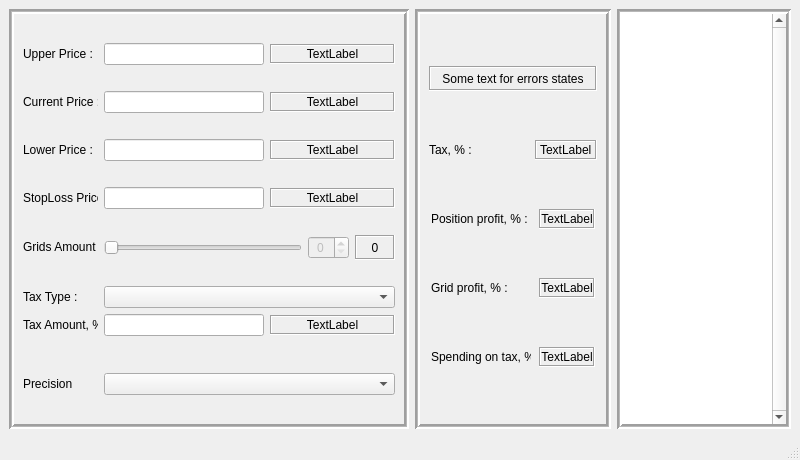
Above: mainwindow.ui from qrlik/gridExchangeCalculator before the change. Below: the same form after it.
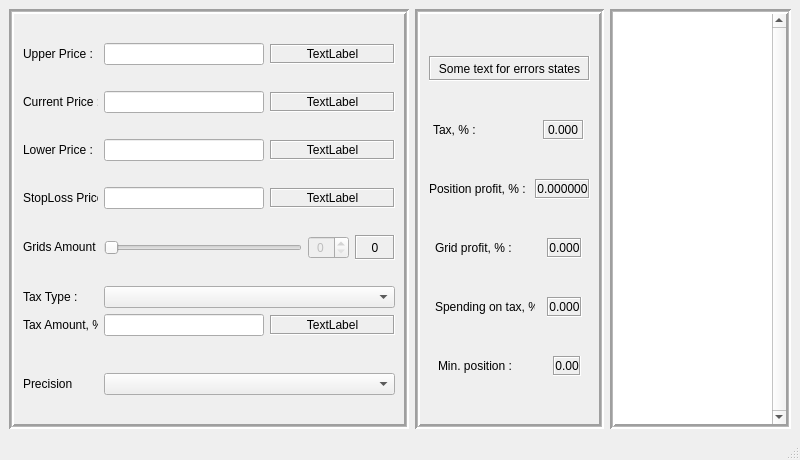
That is the form after the change. Custom widgets are drawn as their Qt base class.

Commit message: add min position

Diff of the .ui file:
```diff
--- a/mainwindow.ui
+++ b/mainwindow.ui
@@ -155,7 +155,7 @@
             <enum>QFrame::Sunken</enum>
            </property>
            <property name="text">
-            <string>TextLabel</string>
+            <string>0.000</string>
            </property>
           </widget>
          </item>
@@ -215,7 +215,7 @@
             <enum>QFrame::Sunken</enum>
            </property>
            <property name="text">
-            <string>TextLabel</string>
+            <string>0.000000</string>
            </property>
            <property name="alignment">
             <set>Qt::AlignCenter</set>
@@ -272,7 +272,7 @@
             <enum>QFrame::Sunken</enum>
            </property>
            <property name="text">
-            <string>TextLabel</string>
+            <string>0.000</string>
            </property>
            <property name="alignment">
             <set>Qt::AlignCenter</set>
@@ -329,7 +329,58 @@
             <enum>QFrame::Sunken</enum>
            </property>
            <property name="text">
-            <string>TextLabel</string>
+            <string>0.000</string>
+           </property>
+           <property name="alignment">
+            <set>Qt::AlignCenter</set>
+           </property>
+          </widget>
+         </item>
+        </layout>
+       </item>
+       <item>
+        <layout class="QHBoxLayout" name="MinPositionLayout">
+         <item>
+          <widget class="QLabel" name="MinPositionLabel">
+           <property name="sizePolicy">
+            <sizepolicy hsizetype="Fixed" vsizetype="Fixed">
+             <horstretch>0</horstretch>
+             <verstretch>0</verstretch>
+            </sizepolicy>
+           </property>
+           <property name="maximumSize">
+            <size>
+             <width>100</width>
+             <height>16777215</height>
+            </size>
+           </property>
+           <property name="text">
+            <string>Min. position :</string>
+           </property>
+          </widget>
+         </item>
+         <item>
+          <widget class="QLabel" name="MinPositionControl">
+           <property name="sizePolicy">
+            <sizepolicy hsizetype="Fixed" vsizetype="Fixed">
+             <horstretch>0</horstretch>
+             <verstretch>0</verstretch>
+            </sizepolicy>
+           </property>
+           <property name="minimumSize">
+            <size>
+             <width>0</width>
+             <height>20</height>
+            </size>
+           </property>
+           <property name="frameShape">
+            <enum>QFrame::Box</enum>
+           </property>
+           <property name="frameShadow">
+            <enum>QFrame::Sunken</enum>
+           </property>
+           <property name="text">
+            <string>0.00</string>
            </property>
            <property name="alignment">
             <set>Qt::AlignCenter</set>
```
Left out of the diff: 2 changed lines with no effect on the pictures. The commit also changes 5 other files.
